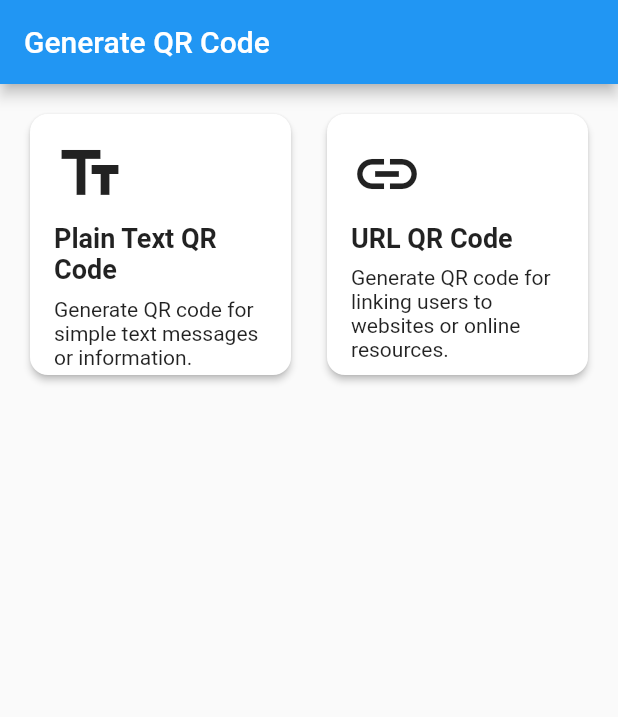
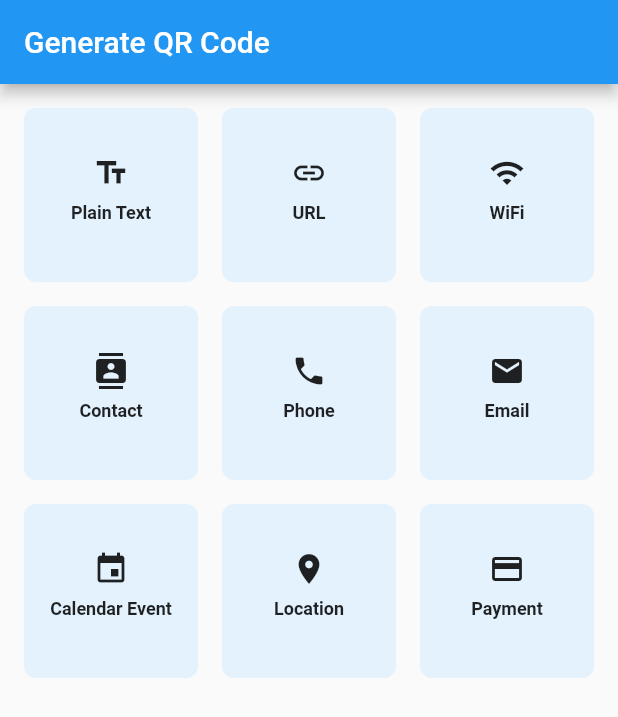
Before and after one commit to Dola1122/Fast_QR, a Flutter app: the screen it shows after launch, on a phone screen of 412 x 824 dp. Shown: the top 717 px of the screen. Run offline on Flutter 3.47's test engine with Material 2 defaults, Android fonts, the phone set to English and light mode, and no system bars; our stand-ins replace bloc, equatable, flutter_bloc; missing offline and left inert: qr_code_scanner.

Commit message:
working on qr code generator view

```diff
--- a/lib/views/qr_code_generator_view.dart
+++ b/lib/views/qr_code_generator_view.dart
@@ -11,7 +11,7 @@ class QRCodeGeneratorView extends StatelessWidget {
         padding: const EdgeInsets.all(16),
         child: GridView.builder(
           gridDelegate: SliverGridDelegateWithFixedCrossAxisCount(
-            crossAxisCount: 2,
+            crossAxisCount: 3,
             // You can change this to adjust the number of columns
             crossAxisSpacing: 16,
             mainAxisSpacing: 16,
@@ -21,7 +21,6 @@ class QRCodeGeneratorView extends StatelessWidget {
             return _generateQRCodeCard(
               icon: qrCodeTypes[index].icon,
               title: qrCodeTypes[index].title,
-              description: qrCodeTypes[index].description,
               generateQRCode: qrCodeTypes[index].generateQRCode,
             );
           },
@@ -33,30 +32,29 @@ class QRCodeGeneratorView extends StatelessWidget {
   Widget _generateQRCodeCard({
     required IconData icon,
     required String title,
-    required String description,
     required VoidCallback generateQRCode,
   }) {
-    return Card(
-      elevation: 2,
-      shape: RoundedRectangleBorder(borderRadius: BorderRadius.circular(12)),
+    return Container(
+      decoration: BoxDecoration(
+        color: Colors.blue.shade50,
+        borderRadius: BorderRadius.circular(8)
+      ),
       child: InkWell(
         onTap: generateQRCode,
         borderRadius: BorderRadius.circular(12),
-        child: Padding(
-          padding: EdgeInsets.all(16),
         child: Column(
-            crossAxisAlignment: CrossAxisAlignment.start,
+          mainAxisAlignment: MainAxisAlignment.center,
+          crossAxisAlignment: CrossAxisAlignment.center,
           children: [
-              Icon(icon, size: 48),
+            Icon(icon),
             SizedBox(height: 8),
             Text(
               title,
-                style: TextStyle(fontSize: 18, fontWeight: FontWeight.bold),
+              style: TextStyle(fontSize: 12, fontWeight: FontWeight.bold),
+              textAlign: TextAlign.center,
             ),
             SizedBox(height: 8),
-              Text(description),
           ],
-          ),
         ),
       ),
     );
@@ -66,34 +64,79 @@ class QRCodeGeneratorView extends StatelessWidget {
 class QRCodeType {
   final IconData icon;
   final String title;
-  final String description;
   final VoidCallback generateQRCode;
 
   QRCodeType({
     required this.icon,
     required this.title,
-    required this.description,
     required this.generateQRCode,
   });
 }
 
 final List<QRCodeType> qrCodeTypes = [
+  // Existing QR code types
   QRCodeType(
     icon: Icons.text_fields,
-    title: 'Plain Text QR Code',
-    description: 'Generate QR code for simple text messages or information.',
+    title: 'Plain Text',
     generateQRCode: () {
       // Logic to generate Plain Text QR Code
     },
   ),
   QRCodeType(
     icon: Icons.link,
-    title: 'URL QR Code',
-    description:
-        'Generate QR code for linking users to websites or online resources.',
+    title: 'URL',
     generateQRCode: () {
       // Logic to generate URL QR Code
     },
   ),
-  // Add more QR code types here
+  QRCodeType(
+    icon: Icons.wifi,
+    title: 'WiFi',
+    generateQRCode: () {
+      // Logic to generate WiFi QR Code
+    },
+  ),
+  QRCodeType(
+    icon: Icons.contacts,
+    title: 'Contact',
+    generateQRCode: () {
+      // Logic to generate Contact QR Code
+    },
+  ),
+  QRCodeType(
+    icon: Icons.phone,
+    title: 'Phone',
+    generateQRCode: () {
+      // Logic to generate Phone Number QR Code
+    },
+  ),
+  QRCodeType(
+    icon: Icons.email,
+    title: 'Email',
+    generateQRCode: () {
+      // Logic to generate Email QR Code
+    },
+  ),
+  QRCodeType(
+    icon: Icons.event,
+    title: 'Calendar Event',
+    generateQRCode: () {
+      // Logic to generate Calendar Event QR Code
+    },
+  ),
+  // Additional QR code types
+  QRCodeType(
+    icon: Icons.location_on,
+    title: 'Location',
+    generateQRCode: () {
+      // Logic to generate Location QR Code
+    },
+  ),
+  QRCodeType(
+    icon: Icons.payment,
+    title: 'Payment',
+    generateQRCode: () {
+      // Logic to generate Payment QR Code
+    },
+  ),
 ];
```
Lines whose indentation alone changed are shown as unchanged.
